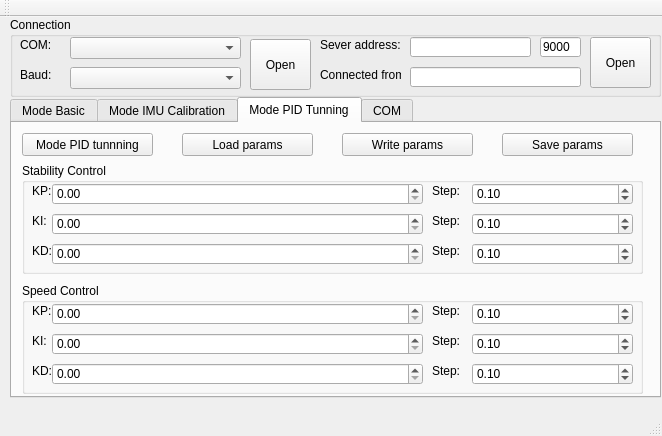
Old version of the form Software/GCSQt/mainwindow.ui in the repository VincentOkala/2WheelsRobot.
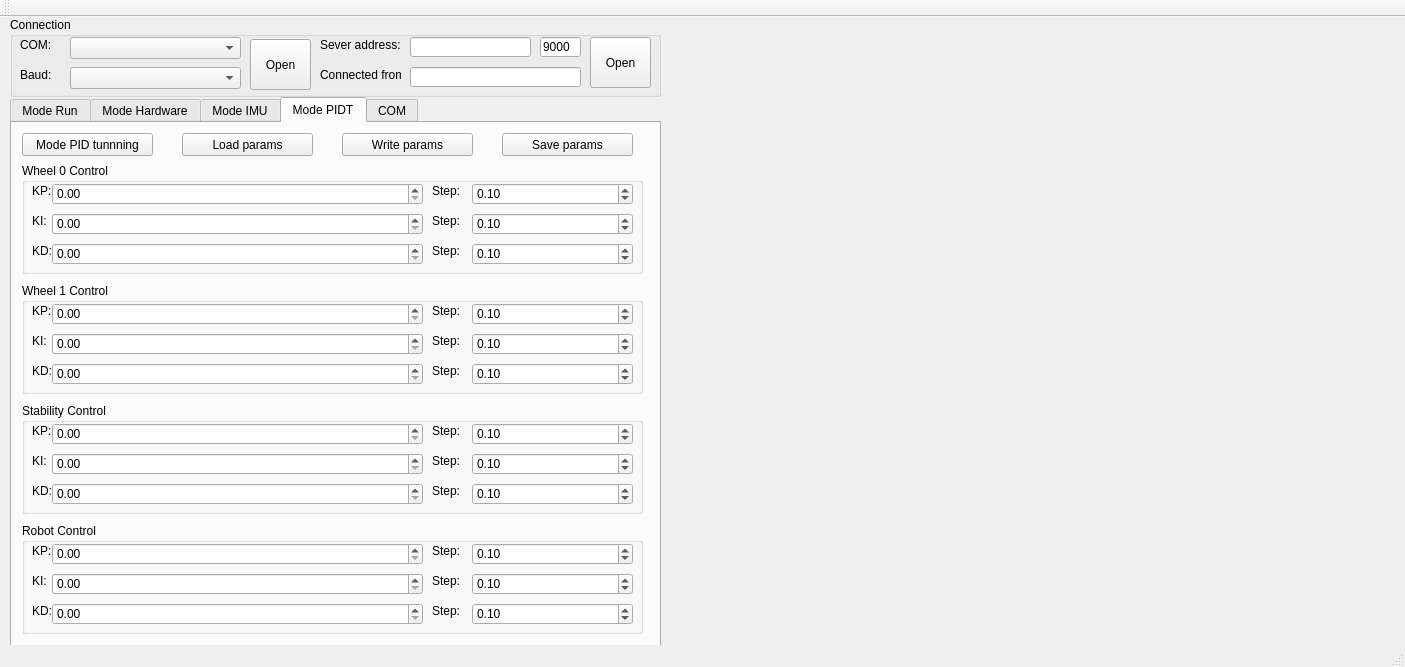
New version of the form. The open tabs and pages were chosen to show the change. Custom widgets are drawn as their Qt base class.

Patch:
```diff
--- a/Software/GCSQt/mainwindow.ui
+++ b/Software/GCSQt/mainwindow.ui
@@ -6,8 +6,8 @@
    <rect>
     <x>0</x>
     <y>0</y>
-    <width>662</width>
-    <height>436</height>
+    <width>1405</width>
+    <height>667</height>
    </rect>
   </property>
   <property name="windowTitle">
@@ -20,7 +20,7 @@
       <x>10</x>
       <y>80</y>
       <width>651</width>
-      <height>301</height>
+      <height>551</height>
      </rect>
     </property>
     <property name="currentIndex">
@@ -28,7 +28,7 @@
     </property>
     <widget class="QWidget" name="modeBasic">
      <attribute name="title">
-      <string>Mode Basic</string>
+      <string>Mode Run</string>
      </attribute>
      <widget class="QPushButton" name="btn_change_mode_basic">
       <property name="geometry">
@@ -242,7 +242,12 @@
     </widget>
     <widget class="QWidget" name="modeIMUCalibration">
      <attribute name="title">
-      <string>Mode IMU Calibration</string>
+      <string>Mode Hardware</string>
+     </attribute>
+    </widget>
+    <widget class="QWidget" name="modeIMU">
+     <attribute name="title">
+      <string>Mode IMU</string>
      </attribute>
      <widget class="QGroupBox" name="groupBox_7">
       <property name="geometry">
@@ -509,7 +514,7 @@
     </widget>
     <widget class="QWidget" name="modePIDTunnig">
      <attribute name="title">
-      <string>Mode PID Tunning</string>
+      <string>Mode PIDT</string>
      </attribute>
      <widget class="QPushButton" name="btn_change_mode_pid_tunning">
       <property name="geometry">
@@ -567,7 +572,7 @@
       <property name="geometry">
        <rect>
         <x>10</x>
-        <y>40</y>
+        <y>280</y>
         <width>621</width>
         <height>111</height>
        </rect>
@@ -750,17 +755,195 @@
        </property>
       </widget>
      </widget>
+     <widget class="QGroupBox" name="groupBox_4">
+      <property name="geometry">
+       <rect>
+        <x>10</x>
+        <y>400</y>
+        <width>621</width>
+        <height>111</height>
+       </rect>
+      </property>
+      <property name="title">
+       <string>Robot Control</string>
+      </property>
+      <widget class="QDoubleSpinBox" name="sb_KP_3">
+       <property name="geometry">
+        <rect>
+         <x>30</x>
+         <y>20</y>
+         <width>371</width>
+         <height>22</height>
+        </rect>
+       </property>
+       <property name="singleStep">
+        <double>0.100000000000000</double>
+       </property>
+      </widget>
+      <widget class="QLabel" name="label_42">
+       <property name="geometry">
+        <rect>
+         <x>10</x>
+         <y>20</y>
+         <width>21</width>
+         <height>16</height>
+        </rect>
+       </property>
+       <property name="text">
+        <string>KP:</string>
+       </property>
+      </widget>
+      <widget class="QLabel" name="label_64">
+       <property name="geometry">
+        <rect>
+         <x>10</x>
+         <y>50</y>
+         <width>21</width>
+         <height>16</height>
+        </rect>
+       </property>
+       <property name="text">
+        <string>KI:</string>
+       </property>
+      </widget>
+      <widget class="QDoubleSpinBox" name="sb_KI_3">
+       <property name="geometry">
+        <rect>
+         <x>30</x>
+         <y>50</y>
+         <width>371</width>
+         <height>22</height>
+        </rect>
+       </property>
+       <property name="singleStep">
+        <double>0.100000000000000</double>
+       </property>
+      </widget>
+      <widget class="QLabel" name="label_65">
+       <property name="geometry">
+        <rect>
+         <x>10</x>
+         <y>80</y>
+         <width>21</width>
+         <height>16</height>
+        </rect>
+       </property>
+       <property name="text">
+        <string>KD:</string>
+       </property>
+      </widget>
+      <widget class="QDoubleSpinBox" name="sb_KD_3">
+       <property name="geometry">
+        <rect>
+         <x>30</x>
+         <y>80</y>
+         <width>371</width>
+         <height>22</height>
+        </rect>
+       </property>
+       <property name="singleStep">
+        <double>0.100000000000000</double>
+       </property>
+      </widget>
+      <widget class="QLabel" name="label_66">
+       <property name="geometry">
+        <rect>
+         <x>410</x>
+         <y>20</y>
+         <width>31</width>
+         <height>16</height>
+        </rect>
+       </property>
+       <property name="text">
+        <string>Step:</string>
+       </property>
+      </widget>
+      <widget class="QDoubleSpinBox" name="sb_step_KP_3">
+       <property name="geometry">
+        <rect>
+         <x>450</x>
+         <y>20</y>
+         <width>161</width>
+         <height>22</height>
+        </rect>
+       </property>
+       <property name="singleStep">
+        <double>0.100000000000000</double>
+       </property>
+       <property name="value">
+        <double>0.100000000000000</double>
+       </property>
+      </widget>
+      <widget class="QLabel" name="label_67">
+       <property name="geometry">
+        <rect>
+         <x>410</x>
+         <y>50</y>
+         <width>31</width>
+         <height>16</height>
+        </rect>
+       </property>
+       <property name="text">
+        <string>Step:</string>
+       </property>
+      </widget>
+      <widget class="QDoubleSpinBox" name="sb_step_KI_3">
+       <property name="geometry">
+        <rect>
+         <x>450</x>
+         <y>50</y>
+         <width>161</width>
+         <height>22</height>
+        </rect>
+       </property>
+       <property name="singleStep">
+        <double>0.100000000000000</double>
+       </property>
+       <property name="value">
+        <double>0.100000000000000</double>
+       </property>
+      </widget>
+      <widget class="QLabel" name="label_68">
+       <property name="geometry">
+        <rect>
+         <x>410</x>
+         <y>80</y>
+         <width>31</width>
+         <height>16</height>
+        </rect>
+       </property>
+       <property name="text">
+        <string>Step:</string>
+       </property>
+      </widget>
+      <widget class="QDoubleSpinBox" name="sb_step_KD_3">
+       <property name="geometry">
+        <rect>
+         <x>450</x>
+         <y>80</y>
+         <width>161</width>
+         <height>22</height>
+        </rect>
+       </property>
+       <property name="singleStep">
+        <double>0.100000000000000</double>
+       </property>
+       <property name="value">
+        <double>0.100000000000000</double>
+       </property>
+      </widget>
+     </widget>
      <widget class="QGroupBox" name="groupBox_3">
       <property name="geometry">
        <rect>
         <x>10</x>
-        <y>160</y>
+        <y>40</y>
         <width>621</width>
         <height>111</height>
        </rect>
       </property>
       <property name="title">
-       <string>Speed Control</string>
+       <string>Wheel 0 Control</string>
       </property>
       <widget class="QDoubleSpinBox" name="sb_KP_2">
        <property name="geometry">
@@ -928,6 +1111,184 @@
        </property>
       </widget>
      </widget>
+     <widget class="QGroupBox" name="groupBox_5">
+      <property name="geometry">
+       <rect>
+        <x>10</x>
+        <y>160</y>
+        <width>621</width>
+        <height>111</height>
+       </rect>
+      </property>
+      <property name="title">
+       <string>Wheel 1 Control</string>
+      </property>
+      <widget class="QDoubleSpinBox" name="sb_1">
+       <property name="geometry">
+        <rect>
+         <x>30</x>
+         <y>20</y>
+         <width>371</width>
+         <height>22</height>
+        </rect>
+       </property>
+       <property name="singleStep">
+        <double>0.100000000000000</double>
+       </property>
+      </widget>
+      <widget class="QLabel" name="label_43">
+       <property name="geometry">
+        <rect>
+         <x>10</x>
+         <y>20</y>
+         <width>21</width>
+         <height>16</height>
+        </rect>
+       </property>
+       <property name="text">
+        <string>KP:</string>
+       </property>
+      </widget>
+      <widget class="QLabel" name="label_69">
+       <property name="geometry">
+        <rect>
+         <x>10</x>
+         <y>50</y>
+         <width>21</width>
+         <height>16</height>
+        </rect>
+       </property>
+       <property name="text">
+        <string>KI:</string>
+       </property>
+      </widget>
+      <widget class="QDoubleSpinBox" name="sb_KI_4">
+       <property name="geometry">
+        <rect>
+         <x>30</x>
+         <y>50</y>
+         <width>371</width>
+         <height>22</height>
+        </rect>
+       </property>
+       <property name="singleStep">
+        <double>0.100000000000000</double>
+       </property>
+      </widget>
+      <widget class="QLabel" name="label_70">
+       <property name="geometry">
+        <rect>
+         <x>10</x>
+         <y>80</y>
+         <width>21</width>
+         <height>16</height>
+        </rect>
+       </property>
+       <property name="text">
+        <string>KD:</string>
+       </property>
+      </widget>
+      <widget class="QDoubleSpinBox" name="sb_KD_4">
+       <property name="geometry">
+        <rect>
+         <x>30</x>
+         <y>80</y>
+         <width>371</width>
+         <height>22</height>
+        </rect>
+       </property>
+       <property name="singleStep">
+        <double>0.100000000000000</double>
+       </property>
+      </widget>
+      <widget class="QLabel" name="label_71">
+       <property name="geometry">
+        <rect>
+         <x>410</x>
+         <y>20</y>
+         <width>31</width>
+         <height>16</height>
+        </rect>
+       </property>
+       <property name="text">
+        <string>Step:</string>
+       </property>
+      </widget>
+      <widget class="QDoubleSpinBox" name="sb_step_KP_4">
+       <property name="geometry">
+        <rect>
+         <x>450</x>
+         <y>20</y>
+         <width>161</width>
+         <height>22</height>
+        </rect>
+       </property>
+       <property name="singleStep">
+        <double>0.100000000000000</double>
+       </property>
+       <property name="value">
+        <double>0.100000000000000</double>
+       </property>
+      </widget>
+      <widget class="QLabel" name="label_72">
+       <property name="geometry">
+        <rect>
+         <x>410</x>
+         <y>50</y>
+         <width>31</width>
+         <height>16</height>
+        </rect>
+       </property>
+       <property name="text">
+        <string>Step:</string>
+       </property>
+      </widget>
+      <widget class="QDoubleSpinBox" name="sb_step_KI_4">
+       <property name="geometry">
+        <rect>
+         <x>450</x>
+         <y>50</y>
+         <width>161</width>
+         <height>22</height>
+        </rect>
+       </property>
+       <property name="singleStep">
+        <double>0.100000000000000</double>
+       </property>
+       <property name="value">
+        <double>0.100000000000000</double>
+       </property>
+      </widget>
+      <widget class="QLabel" name="label_73">
+       <property name="geometry">
+        <rect>
+         <x>410</x>
+         <y>80</y>
+         <width>31</width>
+         <height>16</height>
+        </rect>
+       </property>
+       <property name="text">
+        <string>Step:</string>
+       </property>
+      </widget>
+      <widget class="QDoubleSpinBox" name="sb_step_KD_4">
+       <property name="geometry">
+        <rect>
+         <x>450</x>
+         <y>80</y>
+         <width>161</width>
+         <height>22</height>
+        </rect>
+       </property>
+       <property name="singleStep">
+        <double>0.100000000000000</double>
+       </property>
+       <property name="value">
+        <double>0.100000000000000</double>
+       </property>
+      </widget>
+     </widget>
     </widget>
     <widget class="QWidget" name="com">
      <attribute name="title">
@@ -1128,6 +1489,16 @@
      </property>
     </widget>
    </widget>
+   <widget class="QCustomPlot" name="plot" native="true">
+    <property name="geometry">
+     <rect>
+      <x>670</x>
+      <y>10</y>
+      <width>721</width>
+      <height>601</height>
+     </rect>
+    </property>
+   </widget>
   </widget>
   <widget class="QMenuBar" name="menuBar">
    <property name="geometry">
@@ -1150,6 +1521,14 @@
   <widget class="QStatusBar" name="statusBar"/>
  </widget>
  <layoutdefault spacing="6" margin="11"/>
+ <customwidgets>
+  <customwidget>
+   <class>QCustomPlot</class>
+   <extends>QWidget</extends>
+   <header>qcustomplot.h</header>
+   <container>1</container>
+  </customwidget>
+ </customwidgets>
  <resources/>
  <connections/>
 </ui>
```
Left out of the diff: 12 changed lines with no effect on the pictures.
